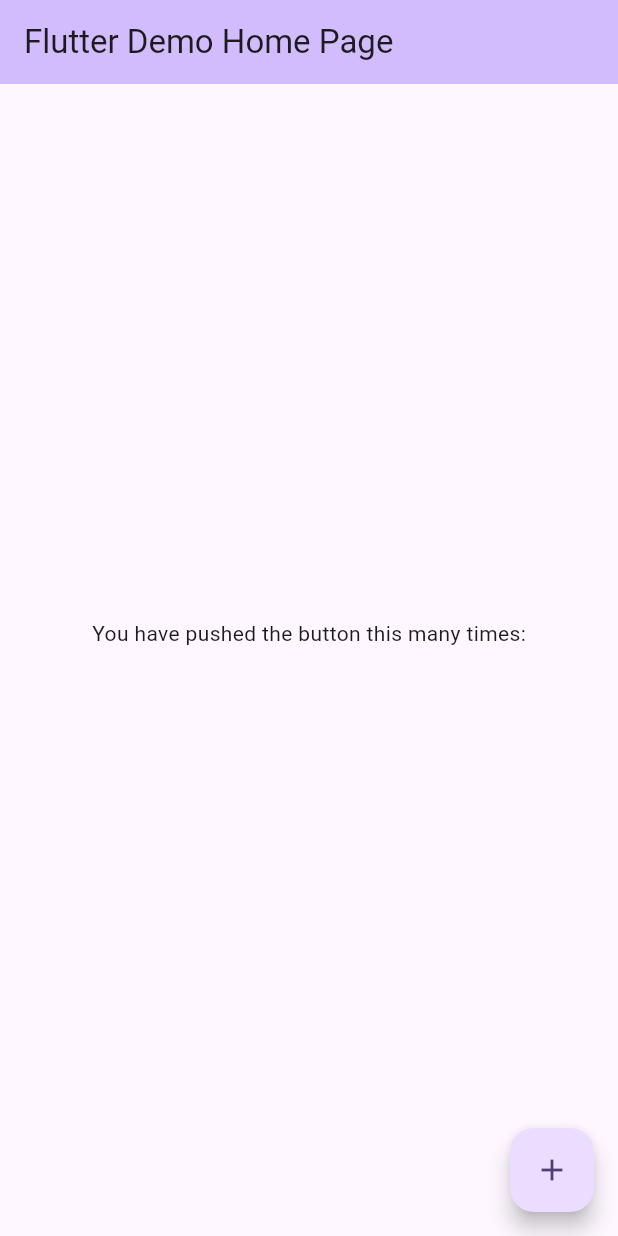
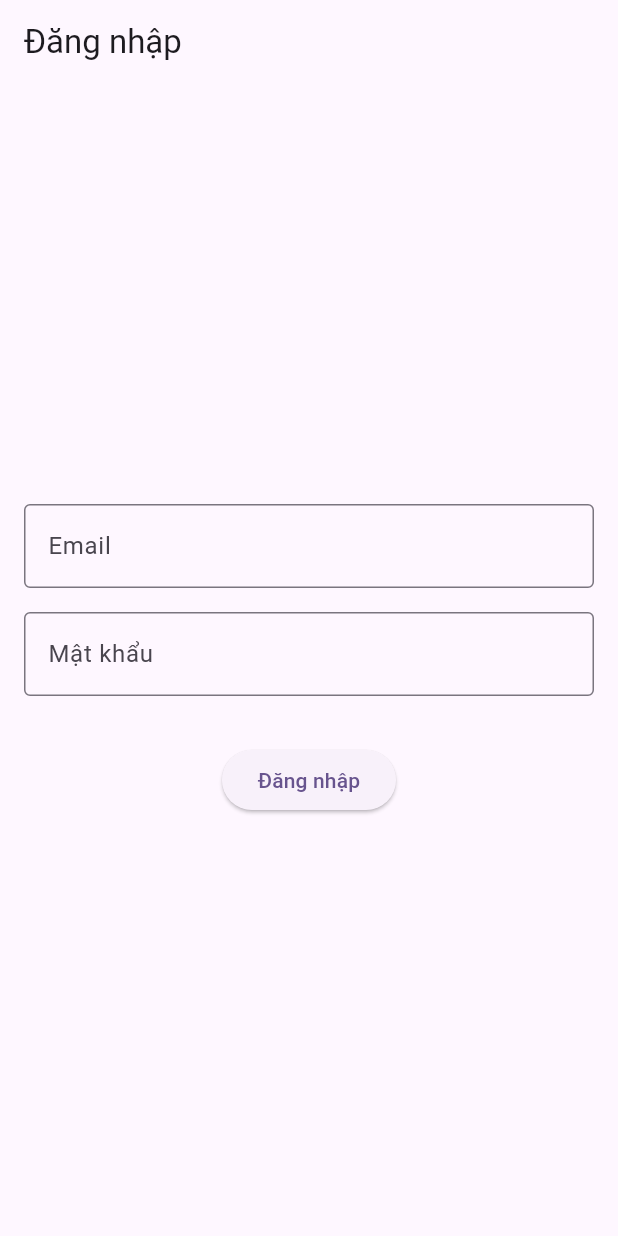
Before and after one commit to nt-nam/do-an-flutter, a Flutter app: the screen it shows after launch, on a phone screen of 412 x 824 dp. Run offline on Flutter 3.47's test engine with Material 3 defaults, Android fonts, the light colour scheme and no system bars; our stand-ins replace firebase_auth, firebase_core; accounts and stored records are empty.

Commit message:
add login email firebase

```diff
--- a/lib/main.dart
+++ b/lib/main.dart
@@ -1,3 +1,4 @@
+import 'package:do_an_flutter/screens/auth/login_screen.dart';
 import 'package:firebase_core/firebase_core.dart';
 import 'firebase_options.dart';
 import 'package:flutter/material.dart';
@@ -23,7 +24,7 @@
         colorScheme: ColorScheme.fromSeed(seedColor: Colors.deepPurple),
         useMaterial3: true,
       ),
-      home: const MyHomePage(title: 'Flutter Demo Home Page'),
+      home: LoginScreen(),
     );
   }
 }
--- a/lib/screens/auth/login_screen.dart
+++ b/lib/screens/auth/login_screen.dart
@@ -0,0 +1,88 @@
+import 'package:do_an_flutter/firebase_options.dart';
+import 'package:firebase_core/firebase_core.dart';
+import 'package:firebase_auth/firebase_auth.dart';
+import 'package:flutter/material.dart';
+
+import '../customer/home_screen.dart';
+
+class LoginScreen extends StatefulWidget{
+  @override
+  _LoginScreenState createState() => _LoginScreenState();
+}
+
+class _LoginScreenState extends State<LoginScreen> {
+
+  final TextEditingController _emailController = TextEditingController();
+  final TextEditingController _passwordController = TextEditingController();
+
+  final FirebaseAuth _auth = FirebaseAuth.instance;
+  String _errorMessage = '';
+
+
+  // Hàm đăng nhập
+  Future<void> _login() async {
+    try {
+      UserCredential userCredential = await _auth.signInWithEmailAndPassword(
+        email: _emailController.text,
+        password: _passwordController.text,
+      );
+      if (userCredential.user != null) {
+        // Chuyển sang màn hình chính khi đăng nhập thành công
+        Navigator.pushReplacement(
+          context,
+          MaterialPageRoute(builder: (context) => HomeScreen()),
+        );
+      }
+    } on FirebaseAuthException catch (e) {
+      setState(() {
+        _errorMessage = e.message ?? 'Đăng nhập thất bại!';
+      });
+    }
+  }
+
+  @override
+  Widget build(BuildContext context) {
+    return Scaffold(
+      appBar: AppBar(
+        title: Text('Đăng nhập'),
+      ),
+      body: Padding(
+        padding: EdgeInsets.all(16.0),
+        child: Column(
+          mainAxisAlignment: MainAxisAlignment.center,
+          children: [
+            TextField(
+              controller: _emailController,
+              decoration: InputDecoration(
+                labelText: 'Email',
+                border: OutlineInputBorder(),
+              ),
+              keyboardType: TextInputType.emailAddress,
+            ),
+            SizedBox(height: 16.0),
+            TextField(
+              controller: _passwordController,
+              decoration: InputDecoration(
+                labelText: 'Mật khẩu',
+                border: OutlineInputBorder(),
+              ),
+              obscureText: true,
+            ),
+            SizedBox(height: 16.0),
+            if (_errorMessage.isNotEmpty)
+              Text(
+                _errorMessage,
+                style: TextStyle(color: Colors.red),
+              ),
+            SizedBox(height: 16.0),
+            ElevatedButton(
+              // onPressed: (){},
+              onPressed: _login,
+              child: Text('Đăng nhập'),
+            ),
+          ],
+        ),
+      ),
+    );
+  }
+}
--- a/pubspec.yaml
+++ b/pubspec.yaml
@@ -30,11 +30,11 @@
 dependencies:
   flutter:
     sdk: flutter
-
   # The following adds the Cupertino Icons font to your application.
   # Use with the CupertinoIcons class for iOS style icons.
   cupertino_icons: ^1.0.8
   firebase_core: ^3.12.0
+  firebase_auth: ^5.5.0
 
 dev_dependencies:
   flutter_test:
```
Also changed, not shown: lib/screens/customer/home_screen.dart (+15 -0 lines), pubspec.lock, 2 other files.
